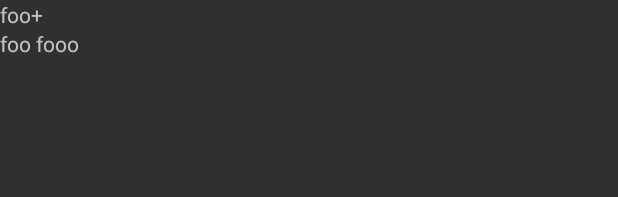
After one commit to crocy/regeX, an Android app: the layout fragment_tutorial.xml on its own in the app's theme, with its tools: preview values and no code run, on a phone screen of 412 x 824 dp. The commit adds this screen. Shown: the top 197 px of the screen. Run offline under Robolectric (Android 15) with nearby library versions, the phone set to English and light mode, and no system bars.

Commit message:
Tutorial view added.

```diff
--- a/regeX/src/main/java/com/crocx/regex/main/MainAction.java
+++ b/regeX/src/main/java/com/crocx/regex/main/MainAction.java
@@ -7,6 +7,6 @@ import com.crocx.regex.ui.UiAction;
  */
 public enum MainAction implements UiAction {
 
-    BUTTON_INTRODUCTION, BUTTON_EXAMPLES, BUTTON_EXERCISES
+    BUTTON_INTRODUCTION, BUTTON_TUTORIAL, BUTTON_EXERCISES
 
 }
--- a/regeX/src/main/java/com/crocx/regex/main/control/MainState.java
+++ b/regeX/src/main/java/com/crocx/regex/main/control/MainState.java
@@ -53,7 +53,8 @@ public class MainState extends UiState {
                     mainActivity.getUiStateManager().changeState(mainActivity.getIntroductionState());
                     break;
 
-                case BUTTON_EXAMPLES:
+                case BUTTON_TUTORIAL:
+                    mainActivity.getUiStateManager().changeState(mainActivity.getTutorialState());
                     break;
 
                 case BUTTON_EXERCISES:
--- a/regeX/src/main/java/com/crocx/regex/main/view/MainView.java
+++ b/regeX/src/main/java/com/crocx/regex/main/view/MainView.java
@@ -51,7 +51,7 @@ public class MainView extends RelativeLayout {
         buttonExamples.setOnClickListener(new OnClickListener() {
             @Override
             public void onClick(View v) {
-                uiStateManager.fireAction(MainAction.BUTTON_EXAMPLES);
+                uiStateManager.fireAction(MainAction.BUTTON_TUTORIAL);
             }
         });
 
--- /dev/null
+++ b/regeX/src/main/java/com/crocx/regex/tutorial/view/TutorialView.java
@@ -0,0 +1,20 @@
+package com.crocx.regex.tutorial.view;
+
+import android.content.Context;
+import android.util.AttributeSet;
+import android.widget.LinearLayout;
+
+/**
+ * Created by Croc on 24.11.2013.
+ */
+public class TutorialView extends LinearLayout {
+
+    public TutorialView(Context context) {
+        super(context);
+    }
+
+    public TutorialView(Context context, AttributeSet attrs) {
+        super(context, attrs);
+    }
+
+}
--- /dev/null
+++ b/regeX/src/main/res/layout/fragment_tutorial.xml
@@ -0,0 +1,20 @@
+<?xml version="1.0" encoding="utf-8"?>
+
+<com.crocx.regex.tutorial.view.TutorialView xmlns:android="http://schemas.android.com/apk/res/android"
+    android:orientation="vertical"
+    android:layout_width="match_parent"
+    android:layout_height="match_parent">
+
+    <TextView
+        android:id="@+id/tutorialRegex"
+        android:layout_width="match_parent"
+        android:layout_height="wrap_content"
+        android:text="foo+" />
+
+    <TextView
+        android:id="@+id/tutorialData"
+        android:layout_width="match_parent"
+        android:layout_height="wrap_content"
+        android:text="foo fooo" />
+
+</com.crocx.regex.tutorial.view.TutorialView>
--- a/regeX/src/main/res/values/strings.xml
+++ b/regeX/src/main/res/values/strings.xml
@@ -7,7 +7,7 @@
 
     <string name="main_what_would_you_like_to_do">What would you like to do?</string>
     <string name="main_button_introduction">Introduction</string>
-    <string name="main_button_examples">Examples</string>
+    <string name="main_button_examples">Tutorial</string>
     <string name="main_button_exercises">Exercises</string>
 
 </resources>
```
Also changed, not shown: regeX/src/main/java/com/crocx/regex/MainActivity.java (+7 -0 lines), regeX/src/main/java/com/crocx/regex/tutorial/TutorialAction.java (added, +8 -0 lines), regeX/src/main/java/com/crocx/regex/tutorial/TutorialFragment.java (added, +26 -0 lines), regeX/src/main/java/com/crocx/regex/tutorial/control/TutorialState.java (added, +53 -0 lines).
